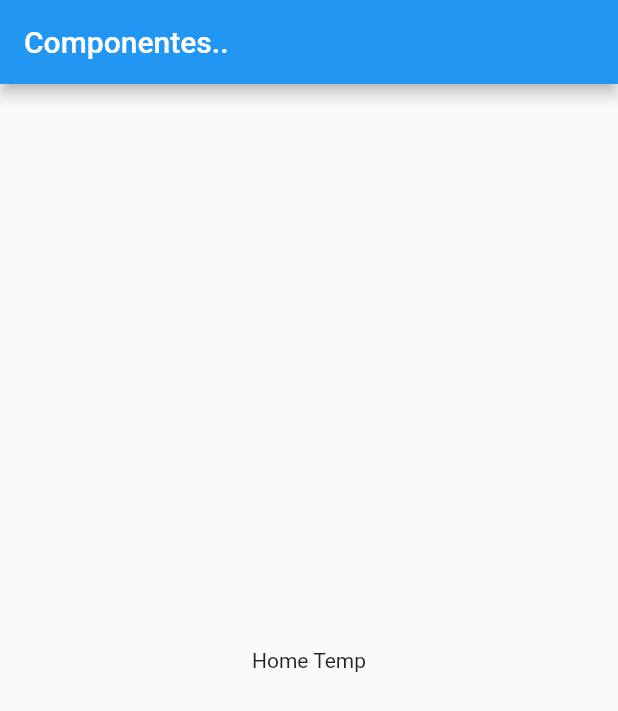
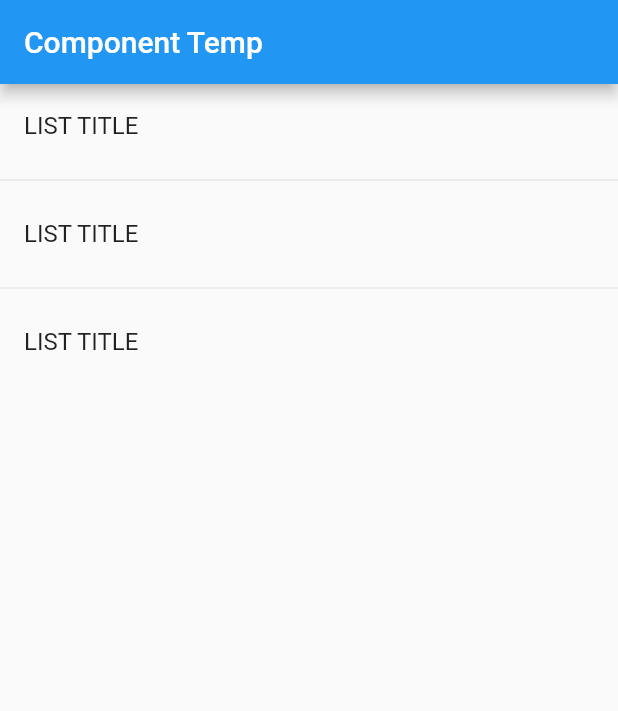
Before and after one commit to lemaedu/app02, a Flutter app: the screen it shows after launch, on a phone screen of 412 x 824 dp. Shown: the top 711 px of the screen. Run offline on Flutter 3.47's test engine with Material 2 defaults, Android fonts, the phone set to English and light mode, and no system bars.

Commit message:
Crear ListTitle a partir de una lista

```diff
--- a/lib/main.dart
+++ b/lib/main.dart
@@ -8,14 +8,9 @@ class MyApp extends StatelessWidget {
   @override
   Widget build(BuildContext context) {
     return MaterialApp(
-      title: 'Material App',
-      //Oculta el baner Debug
-      debugShowCheckedModeBanner: false,
-      home: Scaffold(
-          appBar: AppBar(
-            title: Text('Componentes..'),
-          ),
-          body: HomePageTemp()),
-    );
+        title: 'Material App',
+        //Oculta el baner Debug
+        debugShowCheckedModeBanner: false,
+        home: HomePageTemp());
   }
 }
--- a/lib/src/pages/home_temp.dart
+++ b/lib/src/pages/home_temp.dart
@@ -5,8 +5,25 @@ class HomePageTemp extends StatelessWidget {
 
   @override
   Widget build(BuildContext context) {
-    return Center(
-      child: Text('Home Temp'),
+    return Scaffold(
+      appBar: AppBar(
+        title: Text('Component Temp'),
+      ),
+      body: ListView(
+        children: <Widget>[
+          ListTile(
+            title: Text('LIST TITLE'),
+          ),
+          Divider(),
+          ListTile(
+            title: Text('LIST TITLE'),
+          ),
+          Divider(),
+          ListTile(
+            title: Text('LIST TITLE'),
+          )
+        ],
+      ),
     );
   }
 }
```
